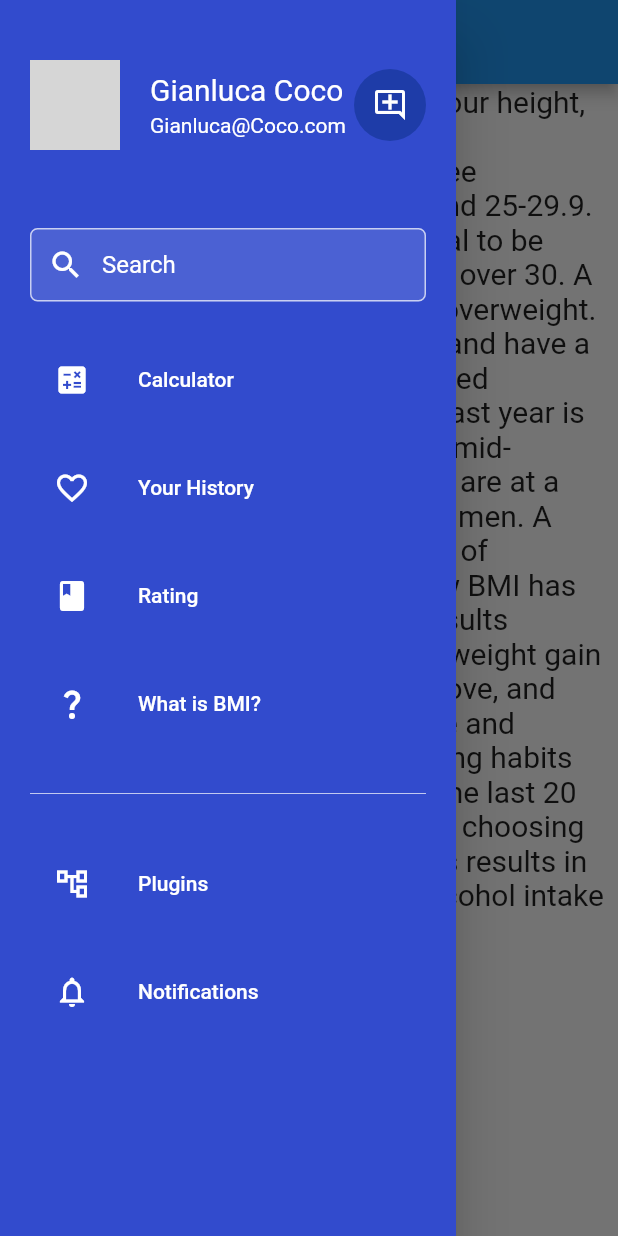
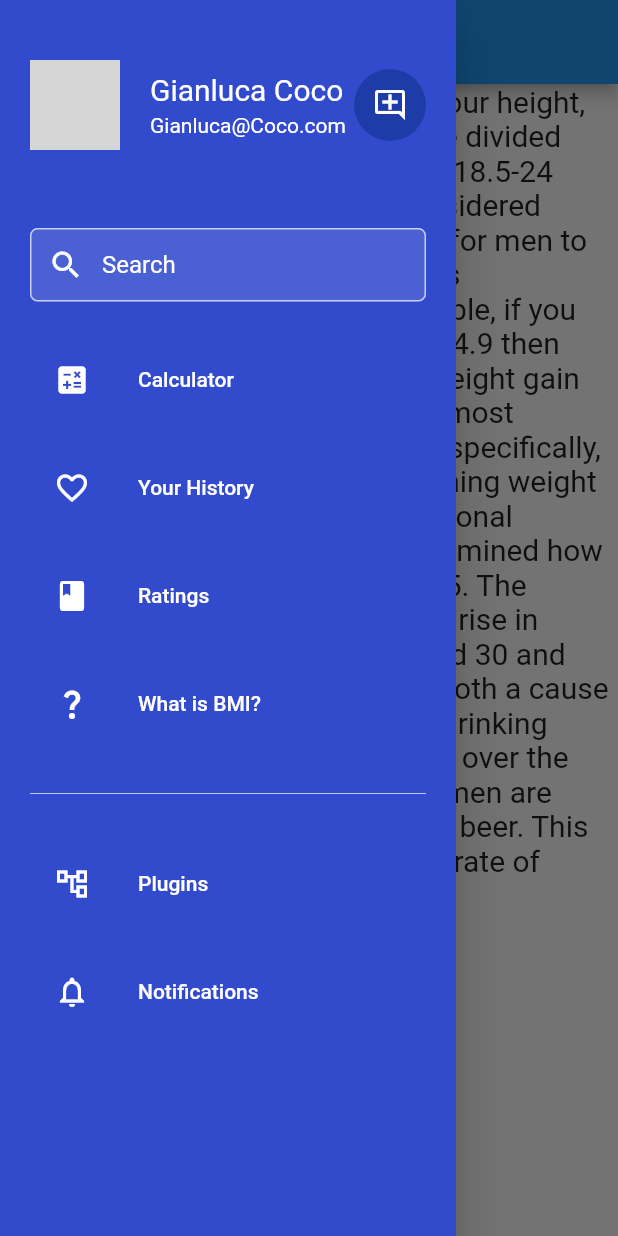
Before and after one commit to Coco-Gianluca/Flutter_BMI, a Flutter app: the screen it shows after launch, with the side drawer open, on a phone screen of 412 x 824 dp. Run offline on Flutter 3.47's test engine with Material 2 defaults, Android fonts, the phone set to English and light mode, and no system bars; our stand-ins replace sqflite; accounts and stored records are empty; generated files the repository leaves out were written again; network calls fail; grey boxes are pictures that could not be loaded.

Commit message:
App translate

```diff
--- a/lib/main.dart
+++ b/lib/main.dart
@@ -54,9 +54,7 @@ class _MainPageState extends State<MainPage> {
             Container(
                 width: 400,
                 child: Text(
-                  'Your BMI is a number based on your height, weight and age.\nEach of these are divided into three categories: under 18.5, 18.5-24 and 25-29.9. For women it is considered normal to be around 18.5 and 25 for men to be over 30. A reading of over 30 is considered overweight. For example, if you are a woman and have a BMI of 24.9 then you are considered overweight.'
-                  'Weight gain over the last year is common for most people in their mid-thirties. More specifically, women are at a higher risk of gaining weight than men. A study by the International Journal of Epidemiology (IJE) examined how BMI has changed from 1985-1995. The results revealed a very significant rise in weight gain amongst women aged 30 and above, and this was found to be both a cause and consequence of life events.'
-                  'Drinking habits have changed dramatically over the last 20 years. More and more women are choosing to drink more wine than beer. This results in women having a higher rate of alcohol intake than men.',
+                  AppLocalizations.of(context)!.explanationBMI,
                   style: TextStyle(
                     fontSize: 20,
                   ),
--- a/lib/page/history_page.dart
+++ b/lib/page/history_page.dart
@@ -1,10 +1,12 @@
 import 'package:flutter/material.dart';
+import 'package:flutter_gen/gen_l10n/app_localization.dart';
+
 
 class HistoryPage extends StatelessWidget {
   @override
   Widget build(BuildContext context) => Scaffold(
     appBar: AppBar(
-      title: Text('Your History'),
+      title: Text(AppLocalizations.of(context)!.yourHistory),
       centerTitle: true,
       backgroundColor: Color.fromRGBO(50, 75, 205, 1),
     ),
--- a/lib/page/rating_details.dart
+++ b/lib/page/rating_details.dart
@@ -1,5 +1,6 @@
 import 'package:bmi/page/rating_data_model.dart';
 import 'package:flutter/material.dart';
+import 'package:flutter_gen/gen_l10n/app_localization.dart';
 
 class RatingDetail extends StatelessWidget {
   final RatingDataModel ratingDataModel;
@@ -9,7 +10,7 @@ class RatingDetail extends StatelessWidget {
   @override
   Widget build(BuildContext context) {
    return Scaffold(
-     appBar: AppBar(title: Text('Rating Details'),),
+     appBar: AppBar(title: Text(AppLocalizations.of(context)!.ratingsDetails),),
      body: Column(
        children: [
          Image.network(ratingDataModel.ImageUrl),
--- a/lib/page/rating_page.dart
+++ b/lib/page/rating_page.dart
@@ -1,6 +1,7 @@
 import 'package:bmi/page/rating_data_model.dart';
 import 'package:bmi/page/rating_details.dart';
 import 'package:flutter/material.dart';
+import 'package:flutter_gen/gen_l10n/app_localization.dart';
 import 'dart:math';
 
 class RatingsPage extends StatelessWidget {
@@ -46,7 +47,7 @@ class RatingsPage extends StatelessWidget {
   @override
   Widget build(BuildContext context) => Scaffold(
     appBar: AppBar(
-      title: Text('Ratings'),
+      title: Text(AppLocalizations.of(context)!.ratings),
       centerTitle: true,
       backgroundColor: Color.fromRGBO(50, 75, 205, 1),
     ),
--- a/lib/widget/navigation_drawer_widget.dart
+++ b/lib/widget/navigation_drawer_widget.dart
@@ -4,7 +4,8 @@ import 'package:bmi/page/calculator_page.dart';
 import 'package:bmi/page/user_page.dart';
 import 'package:bmi/page/rating_page.dart';
 import 'package:bmi/page/statement_page.dart';
-
+import 'package:flutter_gen/gen_l10n/app_localization.dart';
+import 'package:flutter_localizations/flutter_localizations.dart';
 
 
 class NavigationDrawerWidget extends StatelessWidget {
@@ -40,25 +41,25 @@ class NavigationDrawerWidget extends StatelessWidget {
                   buildSearchField(),
                   const SizedBox(height: 24),
                   buildMenuItem(
-                    text: 'Calculator',
+                    text: AppLocalizations.of(context)!.calculator,
                     icon: Icons.calculate,
                     onClicked: () => selectedItem(context, 0),
                   ),
                   const SizedBox(height: 16),
                   buildMenuItem(
-                    text: 'Your History',
+                    text: AppLocalizations.of(context)!.yourHistory,
                     icon: Icons.favorite_border,
                     onClicked: () => selectedItem(context, 1),
                   ),
                   const SizedBox(height: 16),
                   buildMenuItem(
-                    text: 'Rating',
+                    text: AppLocalizations.of(context)!.ratings,
                     icon: Icons.book,
                     onClicked: () => selectedItem(context, 2),
                   ),
                   const SizedBox(height: 16),
                   buildMenuItem(
-                    text: 'What is BMI?',
+                    text: AppLocalizations.of(context)!.whatIsBMI,
                     icon: Icons.question_mark,
                     onClicked: () => selectedItem(context, 3),
                   ),
```
Also changed, not shown: lib/l10n/app_de.arb (+5 -5 lines), lib/l10n/app_en.arb (+13 -13 lines), lib/page/calculator_page.dart (+22 -10 lines), missing_translations.json (+1 -7 lines).
